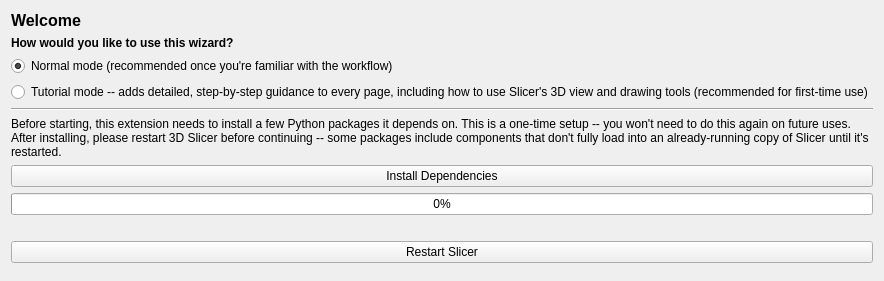
This is Resources/UI/page_setup.ui in thomasjames3/SlicerScutumGraftLocator as Qt 5 draws it before an edit. The edited form follows.
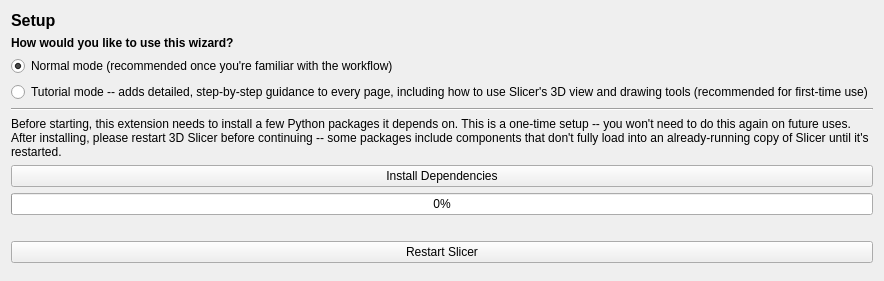
This is the edited form.

What changed in the file:
```diff
--- a/Resources/UI/page_setup.ui
+++ b/Resources/UI/page_setup.ui
@@ -6,7 +6,7 @@
    <item>
     <widget class="QLabel" name="titleLabel">
      <property name="text">
-      <string>Welcome</string>
+      <string>Setup</string>
      </property>
      <property name="font">
       <font>
```
